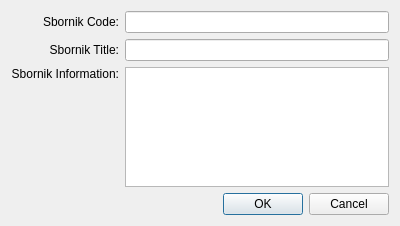
First picture: the form in src/addsbornikdialog.ui, repository SoftProjector/src, before the edit.
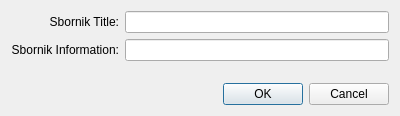
Second picture: the form after the edit.

Commit message: Removed sbornik code input line from AddSbornikDialog and changed information text box to line edit box

What changed in the file:
```diff
--- a/src/addsbornikdialog.ui
+++ b/src/addsbornikdialog.ui
@@ -7,7 +7,7 @@
     <x>0</x>
     <y>0</y>
     <width>400</width>
-    <height>226</height>
+    <height>116</height>
    </rect>
   </property>
   <property name="windowTitle">
@@ -15,19 +15,6 @@
   </property>
   <layout class="QGridLayout" name="gridLayout">
    <item row="0" column="0">
-    <widget class="QLabel" name="sbonrik_code_label">
-     <property name="text">
-      <string>Sbornik Code:</string>
-     </property>
-     <property name="alignment">
-      <set>Qt::AlignRight|Qt::AlignTrailing|Qt::AlignVCenter</set>
-     </property>
-    </widget>
-   </item>
-   <item row="0" column="1">
-    <widget class="QLineEdit" name="sbornik_code_box"/>
-   </item>
-   <item row="1" column="0">
     <widget class="QLabel" name="sbonik_title_label">
      <property name="text">
       <string>Sbornik Title:</string>
@@ -37,10 +24,10 @@
      </property>
     </widget>
    </item>
-   <item row="1" column="1">
+   <item row="0" column="1">
     <widget class="QLineEdit" name="sbornik_title_box"/>
    </item>
-   <item row="2" column="0">
+   <item row="1" column="0">
     <widget class="QLabel" name="sbornik_info_label">
      <property name="text">
       <string>Sbornik Information:</string>
@@ -50,10 +37,10 @@
      </property>
     </widget>
    </item>
-   <item row="2" column="1" rowspan="2">
-    <widget class="QPlainTextEdit" name="sbornik_info_box"/>
+   <item row="1" column="1">
+    <widget class="QLineEdit" name="sbornik_info_box"/>
    </item>
-   <item row="3" column="0">
+   <item row="2" column="1">
     <spacer name="verticalSpacer">
      <property name="orientation">
       <enum>Qt::Vertical</enum>
@@ -66,7 +53,7 @@
      </property>
     </spacer>
    </item>
-   <item row="4" column="0" colspan="2">
+   <item row="3" column="0" colspan="2">
     <widget class="QDialogButtonBox" name="buttonBox">
      <property name="orientation">
       <enum>Qt::Horizontal</enum>
```
Left out of the diff: 2 changed lines with no effect on the pictures. The commit also changes 3 other files.
